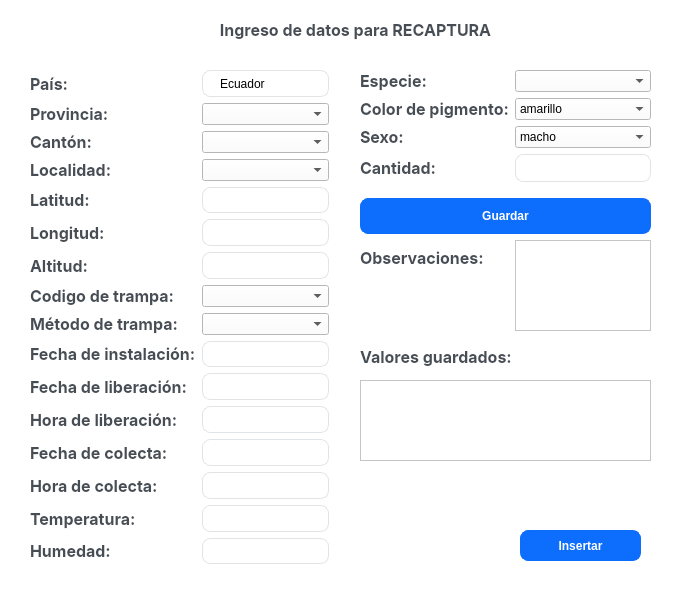
This is recapture_input.ui in leoponce82/Recapture_db_input as Qt 5 draws it before an edit. The edited form follows.
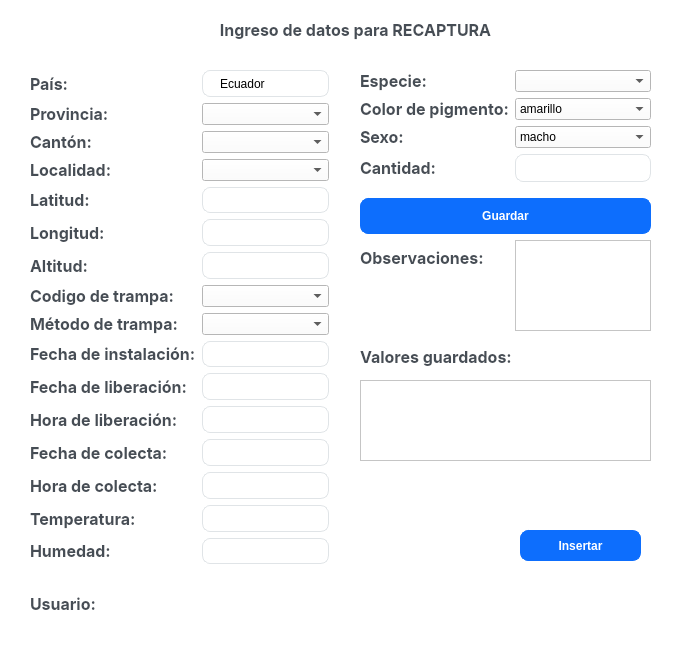
This is the edited form.

Commit message: new file:   __pycache__/classes.cpython-310.pyc 	new file:   __pycache__/data_visualization_code.cpython-310.pyc 	new file:   __pycache__/login_code.cpython-310.pyc 	new file:   __pycache__/new_user_code.cpython-310.pyc 	new file:   __pycache__/recapture_input_code.cpython-310.pyc 	new file:   __pycache__/recover_password_code.cpython-310.pyc 	modified:   populate_usersDB.py 	modified:   recapture.py 	modified:   recapture_input.ui 	modified:   recapture_input_code.py 	new file:   users.db

Patch:
```diff
--- a/recapture_input.ui
+++ b/recapture_input.ui
@@ -7,7 +7,7 @@
     <x>0</x>
     <y>0</y>
     <width>685</width>
-    <height>613</height>
+    <height>666</height>
    </rect>
   </property>
   <property name="windowTitle">
@@ -629,6 +629,48 @@
      <string>Valores guardados:</string>
     </property>
    </widget>
+   <widget class="QLabel" name="label_24">
+    <property name="geometry">
+     <rect>
+      <x>30</x>
+      <y>590</y>
+      <width>71</width>
+      <height>28</height>
+     </rect>
+    </property>
+    <property name="font">
+     <font>
+      <family>Inter</family>
+      <pointsize>12</pointsize>
+      <weight>75</weight>
+      <bold>true</bold>
+     </font>
+    </property>
+    <property name="text">
+     <string>Usuario:</string>
+    </property>
+   </widget>
+   <widget class="QLabel" name="label_user">
+    <property name="geometry">
+     <rect>
+      <x>110</x>
+      <y>590</y>
+      <width>221</width>
+      <height>28</height>
+     </rect>
+    </property>
+    <property name="font">
+     <font>
+      <family>Inter</family>
+      <pointsize>12</pointsize>
+      <weight>75</weight>
+      <bold>true</bold>
+     </font>
+    </property>
+    <property name="text">
+     <string/>
+    </property>
+   </widget>
   </widget>
   <widget class="QMenuBar" name="menubar">
    <property name="geometry">
```
The commit also changes 10 other files.
